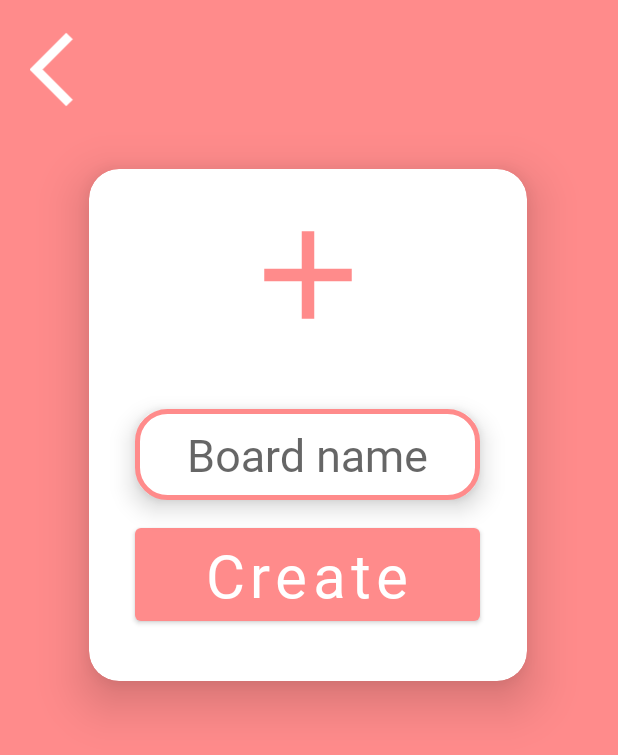
After one commit to VishwasDubey150/ProjManager, an Android app: the layout activity_create_board.xml on its own in the app's theme, with its tools: preview values and no code run, on a phone screen of 412 x 824 dp. The commit adds this screen. Shown: the top 755 px of the screen. Run offline under Robolectric (Android 15) with nearby library versions, the phone set to English and light mode, and no system bars; Roboto replaces fonts that are not available here.

Commit message:
creating board

```diff
--- a/app/src/main/java/com/example/projmanager/Activities/Login.kt
+++ b/app/src/main/java/com/example/projmanager/Activities/Login.kt
@@ -63,4 +63,8 @@ class login : base_activity() {
             }
         }
     }
+
+    fun backL(view: View) {
+        startActivity(Intent(this,MainActivity::class.java))
+    }
 }
--- a/app/src/main/java/com/example/projmanager/Activities/Signup.kt
+++ b/app/src/main/java/com/example/projmanager/Activities/Signup.kt
@@ -95,4 +95,8 @@ class Signup : base_activity() {
             }
         }
     }
+
+    fun backS(view: View) {
+        startActivity(Intent(this,MainActivity::class.java))
+    }
 }
--- a/app/src/main/java/com/example/projmanager/Activities/profile_activity.kt
+++ b/app/src/main/java/com/example/projmanager/Activities/profile_activity.kt
@@ -112,7 +112,7 @@ class profile_activity : base_activity() {
     }
 
 
-    fun back(view: View) {
+    fun backP(view: View) {
         val intent = Intent(this, home_activity::class.java)
         startActivity(intent)
         finish()
--- /dev/null
+++ b/app/src/main/res/drawable/add_c.xml
@@ -0,0 +1,5 @@
+<vector android:height="24dp" android:tint="#FF8B8B"
+    android:viewportHeight="24" android:viewportWidth="24"
+    android:width="24dp" xmlns:android="http://schemas.android.com/apk/res/android">
+    <path android:fillColor="@android:color/white" android:pathData="M19,13h-6v6h-2v-6H5v-2h6V5h2v6h6v2z"/>
+</vector>
--- /dev/null
+++ b/app/src/main/res/drawable/board_et_bg.xml
@@ -0,0 +1,12 @@
+<?xml version="1.0" encoding="utf-8"?>
+<shape xmlns:android="http://schemas.android.com/apk/res/android">
+
+    <solid android:color="@color/white">
+    </solid>
+
+    <stroke android:color="#FF8B8B" android:width="3dp">
+    </stroke>
+
+    <corners android:radius="20dp">
+    </corners>
+</shape>
--- /dev/null
+++ b/app/src/main/res/drawable/ic_baseline_add_24.xml
@@ -0,0 +1,5 @@
+<vector android:height="24dp" android:tint="#FFFFFF"
+    android:viewportHeight="24" android:viewportWidth="24"
+    android:width="24dp" xmlns:android="http://schemas.android.com/apk/res/android">
+    <path android:fillColor="@android:color/white" android:pathData="M19,13h-6v6h-2v-6H5v-2h6V5h2v6h6v2z"/>
+</vector>
--- /dev/null
+++ b/app/src/main/res/layout/activity_create_board.xml
@@ -0,0 +1,71 @@
+<?xml version="1.0" encoding="utf-8"?>
+<androidx.constraintlayout.widget.ConstraintLayout xmlns:android="http://schemas.android.com/apk/res/android"
+    xmlns:app="http://schemas.android.com/apk/res-auto"
+    xmlns:tools="http://schemas.android.com/tools"
+    android:layout_width="match_parent"
+    android:layout_height="match_parent"
+    tools:context=".Activities.create_board"
+    android:background="#FF8B8B">
+
+    <androidx.cardview.widget.CardView
+        android:id="@+id/cardView"
+        android:layout_width="292dp"
+        android:layout_height="341dp"
+        android:orientation="vertical"
+        app:cardCornerRadius="20dp"
+        app:cardElevation="20dp"
+        app:layout_constraintBottom_toBottomOf="parent"
+        app:layout_constraintEnd_toEndOf="parent"
+        app:layout_constraintHorizontal_bias="0.495"
+        app:layout_constraintStart_toStartOf="parent"
+        app:layout_constraintTop_toTopOf="parent"
+        app:layout_constraintVertical_bias="0.234">
+
+        <de.hdodenhof.circleimageview.CircleImageView
+            android:id="@+id/iv_profile_user_image"
+            android:layout_width="100dp"
+            android:layout_height="100dp"
+            android:layout_gravity="center"
+            android:layout_marginTop="-100dp"
+            android:elevation="0dp"
+            android:src="@drawable/add_c"></de.hdodenhof.circleimageview.CircleImageView>
+
+
+        <EditText
+            android:layout_width="230dp"
+            android:layout_height="wrap_content"
+            android:layout_gravity="center"
+            android:layout_marginTop="20dp"
+            android:background="@drawable/board_et_bg"
+            android:elevation="10dp"
+            android:fontFamily="@font/blinker_bold"
+            android:gravity="center"
+            android:hint="Board name"
+            android:padding="10dp"
+            android:textSize="30dp"></EditText>
+
+        <Button
+            android:layout_width="230dp"
+            android:layout_height="wrap_content"
+            android:layout_gravity="center"
+            android:layout_marginTop="100dp"
+            android:fontFamily="@font/blinker_bold"
+            android:text="Create"
+            android:textAllCaps="false"
+            android:textSize="40dp"></Button>
+    </androidx.cardview.widget.CardView>
+
+    <ImageView
+        android:onClick="backC"
+        android:id="@+id/imageView"
+        android:layout_width="65dp"
+        android:layout_height="59dp"
+        android:src="@drawable/ic_baseline_arrow_back_ios_24"
+        app:layout_constraintBottom_toBottomOf="parent"
+        app:layout_constraintEnd_toEndOf="parent"
+        app:layout_constraintHorizontal_bias="0.048"
+        app:layout_constraintStart_toStartOf="parent"
+        app:layout_constraintTop_toTopOf="parent"
+        app:layout_constraintVertical_bias="0.022" />
+
+</androidx.constraintlayout.widget.ConstraintLayout>
--- a/app/src/main/res/layout/activity_login.xml
+++ b/app/src/main/res/layout/activity_login.xml
@@ -14,7 +14,7 @@
         android:layout_height="50dp"
         android:layout_marginTop="20dp"
         android:layout_marginLeft="10dp"
-        android:onClick="back"
+        android:onClick="backL"
         android:src="@drawable/ic_baseline_arrow_back_ios_24">
     </ImageView>
 
--- a/app/src/main/res/layout/activity_profile.xml
+++ b/app/src/main/res/layout/activity_profile.xml
@@ -14,7 +14,7 @@
         android:layout_height="50dp"
         android:layout_marginTop="20dp"
         android:layout_marginLeft="10dp"
-        android:onClick="back"
+        android:onClick="backP"
         android:src="@drawable/ic_baseline_arrow_back_ios_24">
     </ImageView>
 
--- a/app/src/main/res/layout/activity_signup.xml
+++ b/app/src/main/res/layout/activity_signup.xml
@@ -14,7 +14,7 @@
         android:layout_height="50dp"
         android:layout_marginTop="20dp"
         android:layout_marginLeft="10dp"
-        android:onClick="back"
+        android:onClick="backS"
         android:src="@drawable/ic_baseline_arrow_back_ios_24">
     </ImageView>
 
--- a/app/src/main/res/layout/nav_header_main.xml
+++ b/app/src/main/res/layout/nav_header_main.xml
@@ -14,6 +14,7 @@
         android:id="@+id/nav_user_image"
         android:layout_width="60dp"
         android:layout_height="60dp"
+        android:layout_marginLeft="30dp"
         android:src="@drawable/profile">
     </de.hdodenhof.circleimageview.CircleImageView>
     <TextView
```
Also changed, not shown: app/src/main/AndroidManifest.xml (+10 -9 lines), app/src/main/java/com/example/projmanager/Activities/Create_board.kt (added, +21 -0 lines), app/src/main/java/com/example/projmanager/Activities/Home_activity.kt (+7 -0 lines), app/src/main/res/layout/main_content.xml (+11 -8 lines), app/src/main/res/drawable/profile.png.
